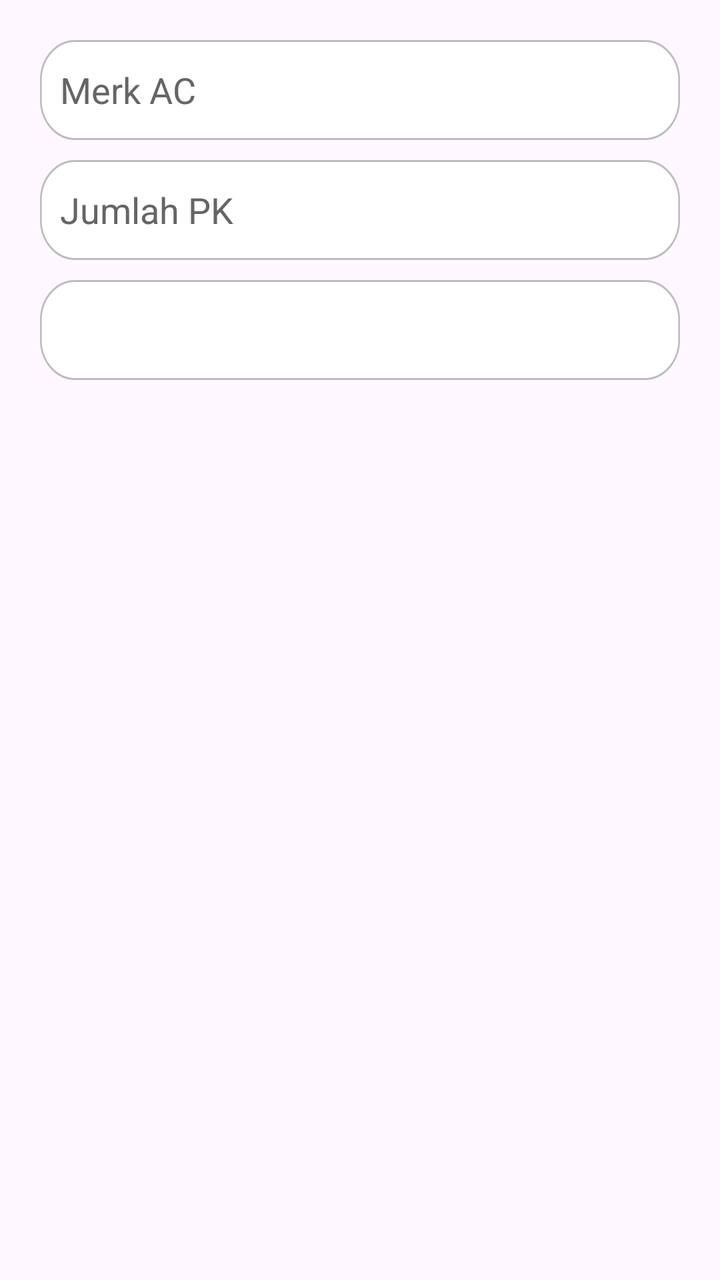
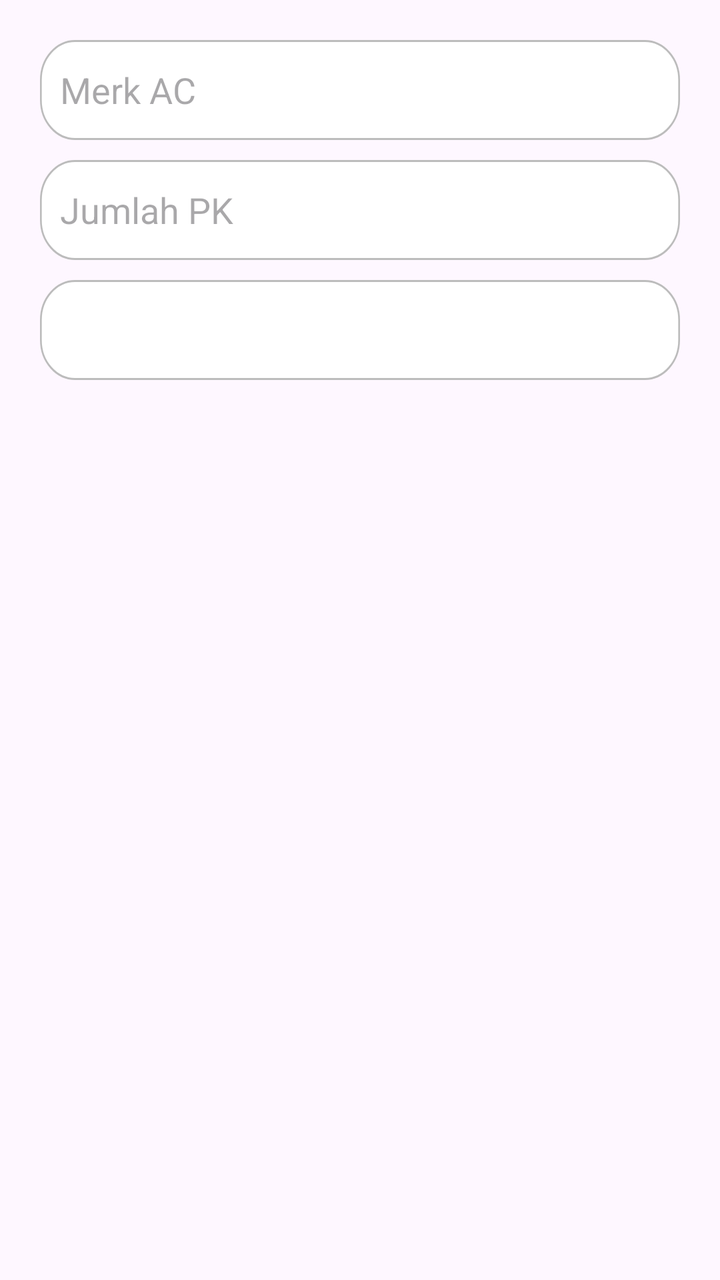

Compare the two renders of this Android layout. The source of the first and the diff that turns it into the second are given below.
<!-- AndroidManifest.xml: application theme Theme.RefroTech -->
<!-- res/layout/dialog_add_unit.xml -->
<?xml version="1.0" encoding="utf-8"?>
<LinearLayout xmlns:android="http://schemas.android.com/apk/res/android"
    android:layout_width="match_parent"
    android:layout_height="wrap_content"
    android:orientation="vertical"
    android:padding="20dp">

    
    <EditText
        android:id="@+id/etBrand"
        android:layout_width="match_parent"
        android:layout_height="wrap_content"
        android:hint="Merk AC"
        android:inputType="textCapWords"
        android:background="@drawable/input_box_login"
        android:padding="10dp"
        android:textColorHint="@color/Grey"
        android:textColor="@color/black"
        android:layout_marginBottom="10dp" />

    
    <EditText
        android:id="@+id/etPK"
        android:layout_width="match_parent"
        android:layout_height="wrap_content"
        android:hint="Jumlah PK"
        android:inputType="numberDecimal"
        android:background="@drawable/input_box_login"
        android:padding="10dp"
        android:textColorHint="@color/Grey"
        android:textColor="@color/black"
        android:layout_marginBottom="10dp" />

    
    <Spinner
        android:id="@+id/spinnerWorkType"
        android:layout_width="match_parent"
        android:layout_height="wrap_content"
        android:background="@drawable/input_box_login"
        android:padding="10dp"
        android:textColorHint="@color/Grey"
        android:textColor="@color/black"
        android:spinnerMode="dropdown" />
</LinearLayout>
<!-- resources referenced by this layout -->
<resources>
  <color name="Grey">#656565</color>
  <color name="black">#FF000000</color>
  <!-- drawable input_box_login (drawable) -->
  <vector xmlns:android="http://schemas.android.com/apk/res/android"
      android:width="364dp"
      android:height="50dp"
      android:viewportWidth="364"
      android:viewportHeight="50">
    <path
        android:strokeWidth="1"
        android:pathData="M20,0.5L344,0.5A19.5,19.5 0,0 1,363.5 20L363.5,30A19.5,19.5 0,0 1,344 49.5L20,49.5A19.5,19.5 0,0 1,0.5 30L0.5,20A19.5,19.5 0,0 1,20 0.5z"
        android:fillColor="#ffffff"
        android:strokeColor="#BCBCBC"/>
  </vector>
  <style name="Theme.RefroTech" parent="Base.Theme.RefroTech" />
  <style name="Base.Theme.RefroTech" parent="Theme.Material3.DayNight.NoActionBar">
          
          
      </style>
</resources>

<!-- the commit's change to res/layout/dialog_add_unit.xml (unified diff, before → after) -->
@@ -14,7 +14,6 @@
         android:inputType="textCapWords"
         android:background="@drawable/input_box_login"
         android:padding="10dp"
-        android:textColorHint="@color/Grey"
         android:textColor="@color/black"
         android:layout_marginBottom="10dp" />
 
@@ -27,7 +26,6 @@
         android:inputType="numberDecimal"
         android:background="@drawable/input_box_login"
         android:padding="10dp"
-        android:textColorHint="@color/Grey"
         android:textColor="@color/black"
         android:layout_marginBottom="10dp" />
 
@@ -38,7 +36,6 @@
         android:layout_height="wrap_content"
         android:background="@drawable/input_box_login"
         android:padding="10dp"
-        android:textColorHint="@color/Grey"
         android:textColor="@color/black"
         android:spinnerMode="dropdown" />
 </LinearLayout>
<!-- resource entries referenced after the edit -->
@@ -1,6 +1,5 @@
 <!-- resources referenced by this layout -->
 <resources>
-  <color name="Grey">#656565</color>
   <color name="black">#FF000000</color>
   <!-- drawable input_box_login (drawable) -->
   <vector xmlns:android="http://schemas.android.com/apk/res/android"
